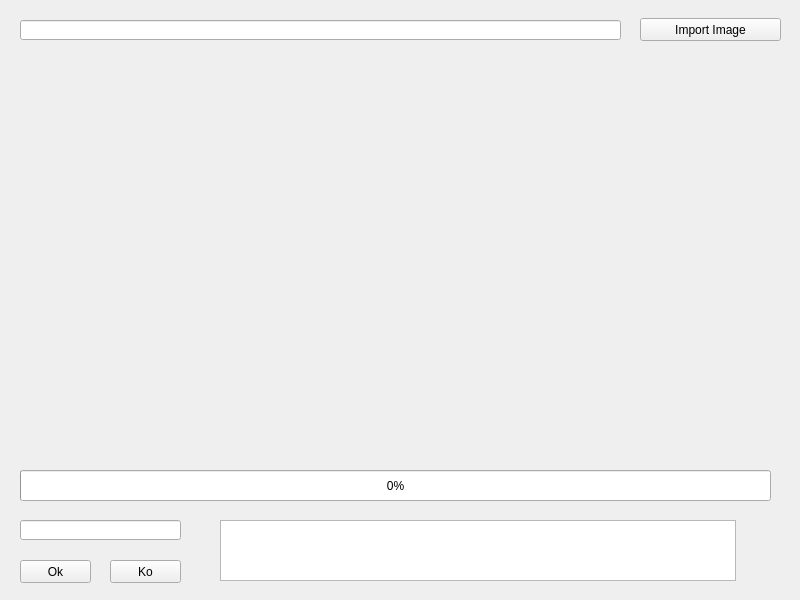
Qt form OCR/mainwindow.ui (FiBoot/OCR) before a commit.
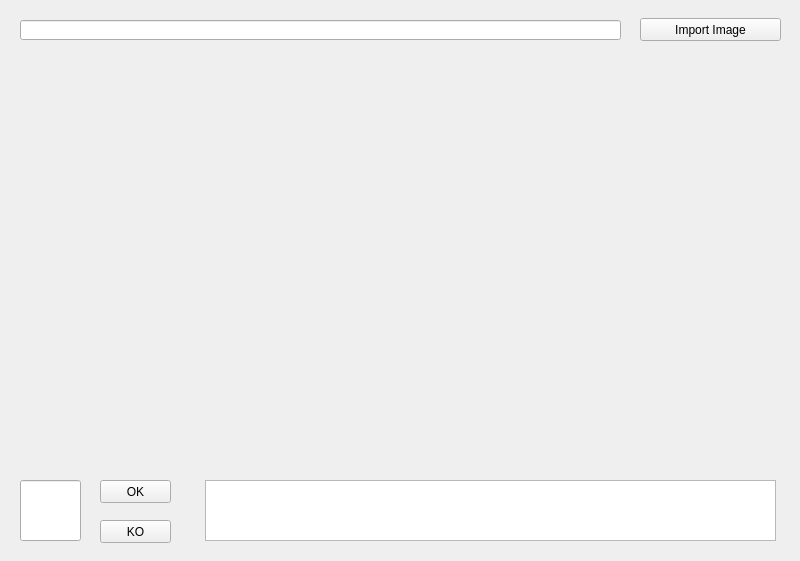
The same form after that commit.

The edit to the form file:
```diff
--- a/OCR/mainwindow.ui
+++ b/OCR/mainwindow.ui
@@ -7,7 +7,7 @@
     <x>0</x>
     <y>0</y>
     <width>800</width>
-    <height>600</height>
+    <height>561</height>
    </rect>
   </property>
   <property name="windowTitle">
@@ -70,57 +70,44 @@
     <property name="geometry">
      <rect>
       <x>20</x>
-      <y>520</y>
-      <width>161</width>
-      <height>20</height>
+      <y>480</y>
+      <width>61</width>
+      <height>61</height>
      </rect>
     </property>
    </widget>
-   <widget class="QProgressBar" name="progressBar">
-    <property name="geometry">
-     <rect>
-      <x>20</x>
-      <y>470</y>
-      <width>751</width>
-      <height>31</height>
-     </rect>
-    </property>
-    <property name="value">
-     <number>0</number>
-    </property>
-   </widget>
    <widget class="QPushButton" name="okTestButton">
     <property name="geometry">
      <rect>
-      <x>20</x>
-      <y>560</y>
+      <x>100</x>
+      <y>480</y>
       <width>71</width>
       <height>23</height>
      </rect>
     </property>
     <property name="text">
-     <string>Ok</string>
+     <string>OK</string>
     </property>
    </widget>
    <widget class="QPushButton" name="koTestButton">
     <property name="geometry">
      <rect>
-      <x>110</x>
-      <y>560</y>
+      <x>100</x>
+      <y>520</y>
       <width>71</width>
       <height>23</height>
      </rect>
     </property>
     <property name="text">
-     <string>Ko</string>
+     <string>KO</string>
     </property>
    </widget>
    <widget class="QTextEdit" name="resultTestEdit">
     <property name="geometry">
      <rect>
-      <x>220</x>
-      <y>520</y>
-      <width>516</width>
+      <x>205</x>
+      <y>480</y>
+      <width>571</width>
       <height>61</height>
      </rect>
     </property>
```
